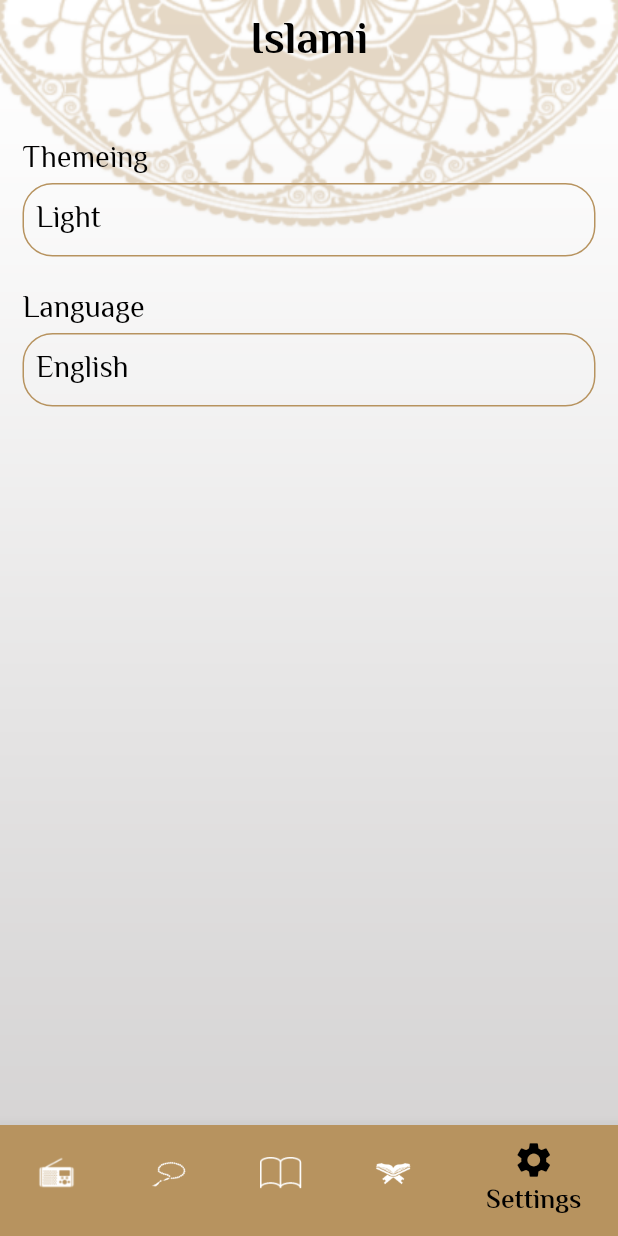
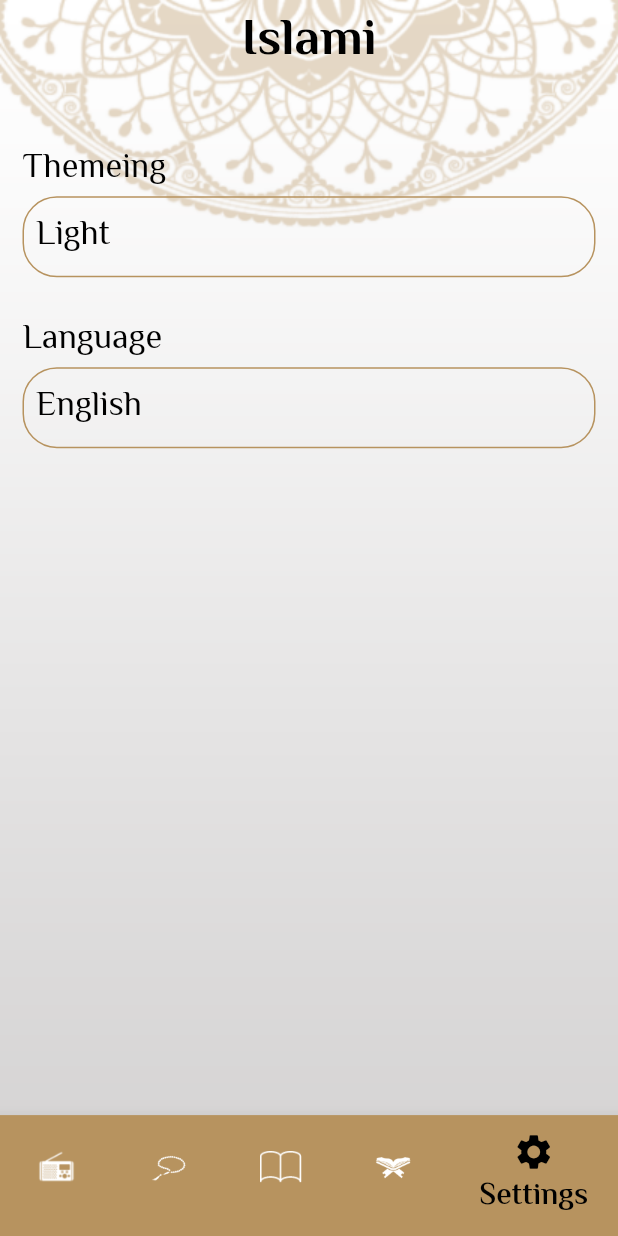
Before and after one commit to salmahossam094/islami, a Flutter app: the screen it shows after launch, item 5 of the bottom bar chosen, on a phone screen of 412 x 824 dp. Run offline on Flutter 3.47's test engine with Material 2 defaults, Android fonts, the phone set to English and light mode, and no system bars; our stand-ins replace audioplayers, carousel_slider, flutter_screenutil, google_fonts; generated files the repository leaves out were written again; network calls fail.

```diff
--- a/lib/main.dart
+++ b/lib/main.dart
@@ -1,6 +1,7 @@
 import 'package:flutter/material.dart';
 import 'package:flutter_gen/gen_l10n/app_localizations.dart';
 import 'package:flutter_localizations/flutter_localizations.dart';
+import 'package:flutter_screenutil/flutter_screenutil.dart';
 import 'package:islami/hadeth_details.dart';
 import 'package:islami/my_theme.dart';
 import 'package:islami/providers/my_provider.dart';
@@ -25,7 +26,11 @@ class MyApp extends StatelessWidget {
   @override
   Widget build(BuildContext context) {
     var provider = Provider.of<MyProvider>(context);
-    return MaterialApp(
+    return ScreenUtilInit(
+      designSize: const Size(360, 690),
+      minTextAdapt: true,
+      splitScreenMode: true,
+      builder: (context, child) =>  MaterialApp(
         localizationsDelegates: const [
           AppLocalizations.delegate,
           GlobalMaterialLocalizations.delegate,
@@ -47,6 +52,7 @@ class MyApp extends StatelessWidget {
           SuraDetails.routeName: (context) => const SuraDetails(),
           HadethDetails.routeName: (context) => const HadethDetails()
         },
+      ),
     );
   }
 }
--- a/lib/my_theme.dart
+++ b/lib/my_theme.dart
@@ -1,4 +1,5 @@
 import 'package:flutter/material.dart';
+import 'package:flutter_screenutil/flutter_screenutil.dart';
 import 'package:google_fonts/google_fonts.dart';
 
 class MyThemeData {
@@ -14,18 +15,18 @@ class MyThemeData {
         bodyLarge: GoogleFonts.elMessiri(
           color: Colors.black,
           fontWeight: FontWeight.bold,
-          fontSize: 30,
+          fontSize: 30.sp,
         ),
         // ignore: prefer_const_constructors
         bodyMedium: GoogleFonts.jomhuria(
           color: Colors.white,
           fontWeight: FontWeight.w900,
-          fontSize: 25,
+          fontSize: 25.sp,
         ),
         bodySmall: GoogleFonts.elMessiri(
           color: Colors.black,
           fontWeight: FontWeight.normal,
-          fontSize: 25,
+          fontSize: 25.sp,
         ),
       ),
       appBarTheme: const AppBarTheme(
@@ -36,10 +37,10 @@ class MyThemeData {
       bottomNavigationBarTheme: BottomNavigationBarThemeData(
         backgroundColor: lightColor,
         selectedItemColor: Colors.black,
-        selectedLabelStyle:  GoogleFonts.elMessiri(color: Colors.black, fontSize: 18,fontWeight: FontWeight.w600),
+        selectedLabelStyle:  GoogleFonts.elMessiri(color: Colors.black, fontSize: 18.sp,fontWeight: FontWeight.w600),
         unselectedItemColor: Colors.white,
         unselectedLabelStyle:
-            GoogleFonts.elMessiri(color: Colors.white,fontSize: 18,fontWeight: FontWeight.w600),
+            GoogleFonts.elMessiri(color: Colors.white,fontSize: 18.sp,fontWeight: FontWeight.w600),
       ));
   static ThemeData darkTheme = ThemeData(
     primaryColor: darkColor,
@@ -54,25 +55,25 @@ class MyThemeData {
         backgroundColor: darkColor,
         selectedItemColor: darkColorIcon,
         selectedLabelStyle:
-            const TextStyle(color: Color(0xFFFACC1D), fontSize: 18,fontWeight: FontWeight.w600),
+             TextStyle(color: const Color(0xFFFACC1D), fontSize: 18.sp,fontWeight: FontWeight.w600),
         unselectedItemColor: Colors.white,
-        unselectedLabelStyle: const TextStyle( fontSize: 18,fontWeight: FontWeight.w600),
+        unselectedLabelStyle:  TextStyle( fontSize: 18.sp,fontWeight: FontWeight.w600),
       ),
       textTheme: TextTheme(
         bodyLarge: GoogleFonts.elMessiri(
           color: Colors.white,
           fontWeight: FontWeight.bold,
-          fontSize: 30,
+          fontSize: 30.sp,
         ),
         bodyMedium: GoogleFonts.jomhuria(
           color: Colors.white,
           fontWeight: FontWeight.w900,
-          fontSize: 25,
+          fontSize: 25.sp,
         ),
         bodySmall: GoogleFonts.elMessiri(
           color: Colors.white,
           fontWeight: FontWeight.normal,
-          fontSize: 25,
+          fontSize: 25.sp,
         ),
       ));
 }
--- a/lib/show_language_bottom_sheet.dart
+++ b/lib/show_language_bottom_sheet.dart
@@ -1,4 +1,5 @@
 import 'package:flutter/material.dart';
+import 'package:flutter_screenutil/flutter_screenutil.dart';
 import 'package:islami/my_theme.dart';
 import 'package:islami/providers/my_provider.dart';
 import 'package:provider/provider.dart';
@@ -34,7 +35,7 @@ class ShowLanguageBottomSheet extends StatelessWidget {
                                   ? MyThemeData.darkColorIcon
                                   : Colors.white,
                           fontWeight: FontWeight.w400,
-                          fontSize: 35),
+                          fontSize: 35.sp),
                     ),
                     const Spacer(),
                     Icon(
@@ -72,7 +73,7 @@ class ShowLanguageBottomSheet extends StatelessWidget {
                                   ? MyThemeData.darkColorIcon
                                   : Colors.white,
                           fontWeight: FontWeight.w400,
-                          fontSize: 35),
+                          fontSize: 35.sp),
                     ),
                     const Spacer(),
                     Icon(
--- a/lib/show_theme_bottom_sheet.dart
+++ b/lib/show_theme_bottom_sheet.dart
@@ -1,4 +1,5 @@
 import 'package:flutter/material.dart';
+import 'package:flutter_screenutil/flutter_screenutil.dart';
 import 'package:islami/my_theme.dart';
 import 'package:islami/providers/my_provider.dart';
 import 'package:provider/provider.dart';
@@ -30,7 +31,7 @@ class ShowThemeBottomSheet extends StatelessWidget {
                               ? Theme.of(context).primaryColor
                               : Colors.white,
                           fontWeight: FontWeight.w400,
-                          fontSize: 35),
+                          fontSize: 35.sp),
                     ),
                     const Spacer(),
                     Icon(
@@ -60,7 +61,7 @@ class ShowThemeBottomSheet extends StatelessWidget {
                               ? Colors.black54
                               : MyThemeData.darkColorIcon,
                           fontWeight: FontWeight.w400,
-                          fontSize: 35),
+                          fontSize: 35.sp),
                     ),
                     const Spacer(),
                     Icon(
--- a/lib/tabs/settings.dart
+++ b/lib/tabs/settings.dart
@@ -1,4 +1,5 @@
 import 'package:flutter/material.dart';
+import 'package:flutter_screenutil/flutter_screenutil.dart';
 import 'package:islami/providers/my_provider.dart';
 import 'package:islami/show_language_bottom_sheet.dart';
 import 'package:islami/show_theme_bottom_sheet.dart';
@@ -23,13 +24,13 @@ class _SettingsTabState extends State<SettingsTab> {
       child: Column(
         crossAxisAlignment: CrossAxisAlignment.start,
         children: [
-          const SizedBox(
-            height: 20,
+           SizedBox(
+            height: 20.h,
           ),
           Text(
             AppLocalizations.of(context)!.themeing,
             style:
-                Theme.of(context).textTheme.bodySmall?.copyWith(fontSize: 20),
+                Theme.of(context).textTheme.bodySmall?.copyWith(fontSize: 20.sp),
           ),
           InkWell(
             onTap: () {
@@ -42,7 +43,7 @@ class _SettingsTabState extends State<SettingsTab> {
                       color: Theme.of(context).brightness == Brightness.light
                           ? Theme.of(context).primaryColor
                           : Colors.white),
-                  borderRadius: BorderRadius.circular(20)),
+                  borderRadius: BorderRadius.circular(20.r)),
               child: Padding(
                 padding: const EdgeInsets.all(8.0),
                 child: Text(
@@ -52,17 +53,17 @@ class _SettingsTabState extends State<SettingsTab> {
                     style: Theme.of(context)
                         .textTheme
                         .bodySmall
-                        ?.copyWith(fontSize: 20)),
+                        ?.copyWith(fontSize: 20.sp)),
               ),
             ),
           ),
-          const SizedBox(
-            height: 20,
+           SizedBox(
+            height: 20.h,
           ),
           Text(
             AppLocalizations.of(context)!.language,
             style:
-                Theme.of(context).textTheme.bodySmall?.copyWith(fontSize: 20),
+                Theme.of(context).textTheme.bodySmall?.copyWith(fontSize: 20.sp),
           ),
           InkWell(
             onTap: () {
@@ -75,7 +76,7 @@ class _SettingsTabState extends State<SettingsTab> {
                       color: Theme.of(context).brightness == Brightness.light
                           ? Theme.of(context).primaryColor
                           : Colors.white),
-                  borderRadius: BorderRadius.circular(20)),
+                  borderRadius: BorderRadius.circular(20.r)),
               child: Padding(
                 padding: const EdgeInsets.all(8.0),
                 child: Text(
@@ -85,7 +86,7 @@ class _SettingsTabState extends State<SettingsTab> {
                     style: Theme.of(context)
                         .textTheme
                         .bodySmall
-                        ?.copyWith(fontSize: 20)),
+                        ?.copyWith(fontSize: 20.sp)),
               ),
             ),
           )
```
Also changed, not shown: lib/hadeth_details.dart (+8 -7 lines), lib/sura_details.dart (+10 -9 lines), lib/tabs/quran.dart (+24 -17 lines), lib/tabs/radio.dart (+10 -7 lines), lib/tabs/sebha.dart (+4 -3 lines). Lines whose indentation alone changed are shown as unchanged.
